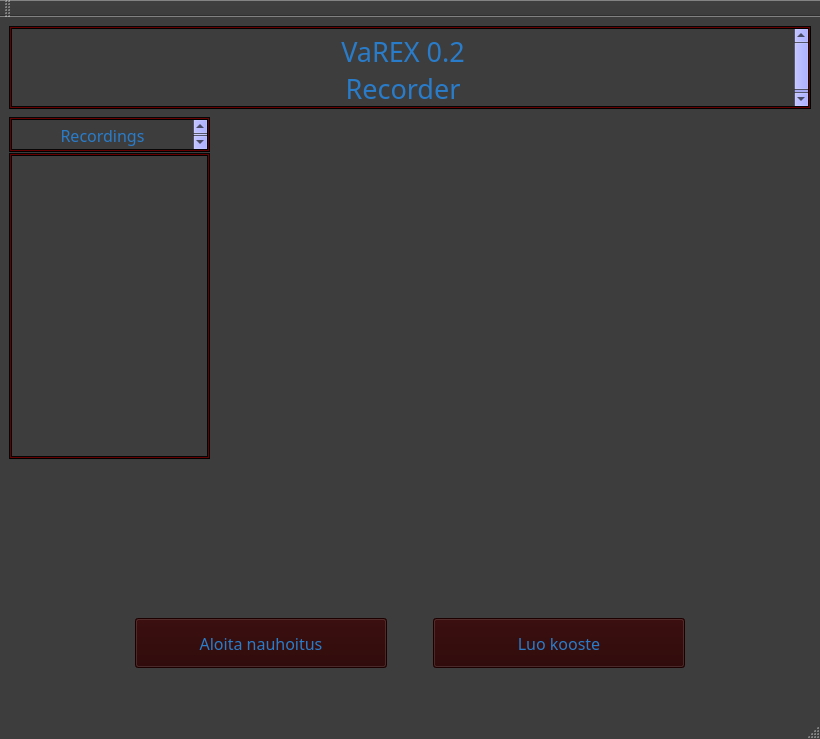
Above: VaREX_APP/VaREX/mainwindow.ui from Vallehtelia/VaREX before the change. Below: the same form after it.
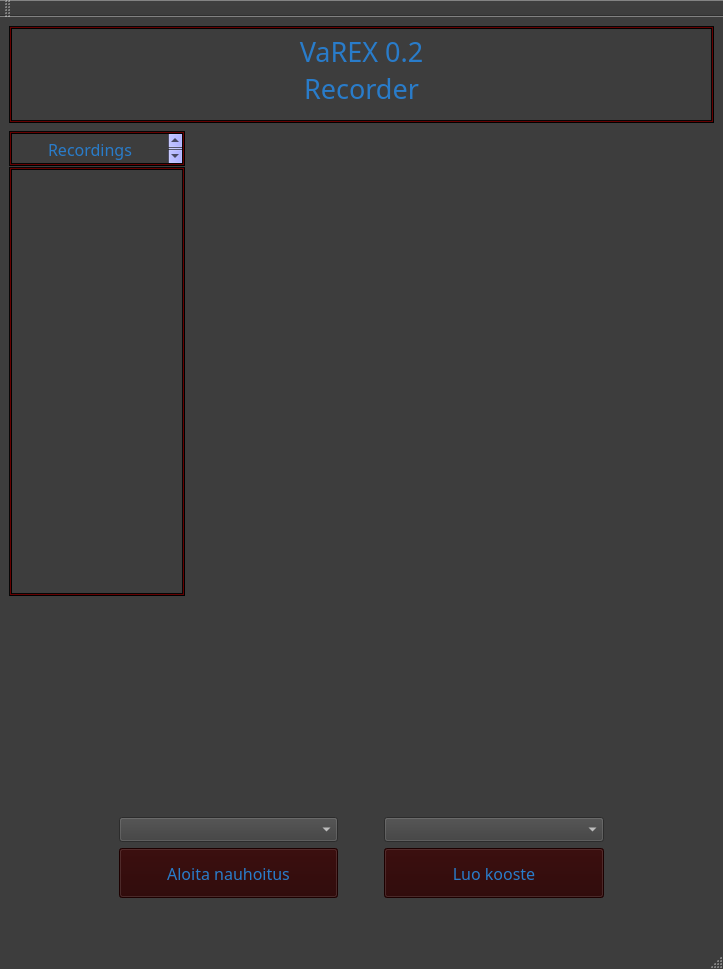
That is the form after the change. Icons and pictures are not drawn.

Commit message: Added boxes to select input and output devices to record

```diff
--- a/VaREX_APP/VaREX/mainwindow.ui
+++ b/VaREX_APP/VaREX/mainwindow.ui
@@ -9,8 +9,8 @@
    <rect>
     <x>0</x>
     <y>0</y>
-    <width>820</width>
-    <height>739</height>
+    <width>723</width>
+    <height>969</height>
    </rect>
   </property>
   <property name="sizePolicy">
@@ -353,7 +353,9 @@
    <double>1.000000000000000</double>
   </property>
   <widget class="QWidget" name="centralwidget">
-   <layout class="QVBoxLayout" name="verticalLayout_10" stretch="1,6,1,0">
+   <layout class="QVBoxLayout" name="verticalLayout_2">
+    <item>
+     <layout class="QVBoxLayout" name="verticalLayout" stretch="1,7,1,2,0">
     <item>
      <widget class="QTextEdit" name="textEdit">
       <property name="enabled">
@@ -885,6 +887,687 @@
       </item>
      </layout>
     </item>
+      <item>
+       <layout class="QHBoxLayout" name="horizontalLayout_3" stretch="1,2,0,2,1">
+        <item>
+         <spacer name="horizontalSpacer_5">
+          <property name="orientation">
+           <enum>Qt::Orientation::Horizontal</enum>
+          </property>
+          <property name="sizeHint" stdset="0">
+           <size>
+            <width>40</width>
+            <height>20</height>
+           </size>
+          </property>
+         </spacer>
+        </item>
+        <item>
+         <widget class="QComboBox" name="inputDeviceComboBox">
+          <property name="minimumSize">
+           <size>
+            <width>165</width>
+            <height>0</height>
+           </size>
+          </property>
+          <property name="maximumSize">
+           <size>
+            <width>400</width>
+            <height>16777215</height>
+           </size>
+          </property>
+          <property name="palette">
+           <palette>
+            <active>
+             <colorrole role="WindowText">
+              <brush brushstyle="SolidPattern">
+               <color alpha="255">
+                <red>61</red>
+                <green>61</green>
+                <blue>61</blue>
+               </color>
+              </brush>
+             </colorrole>
+             <colorrole role="Button">
+              <brush brushstyle="SolidPattern">
+               <color alpha="255">
+                <red>61</red>
+                <green>61</green>
+                <blue>61</blue>
+               </color>
+              </brush>
+             </colorrole>
+             <colorrole role="Dark">
+              <brush brushstyle="SolidPattern">
+               <color alpha="255">
+                <red>6</red>
+                <green>6</green>
+                <blue>6</blue>
+               </color>
+              </brush>
+             </colorrole>
+             <colorrole role="Mid">
+              <brush brushstyle="SolidPattern">
+               <color alpha="255">
+                <red>102</red>
+                <green>0</green>
+                <blue>0</blue>
+               </color>
+              </brush>
+             </colorrole>
+             <colorrole role="Text">
+              <brush brushstyle="SolidPattern">
+               <color alpha="255">
+                <red>255</red>
+                <green>255</green>
+                <blue>255</blue>
+               </color>
+              </brush>
+             </colorrole>
+             <colorrole role="ButtonText">
+              <brush brushstyle="SolidPattern">
+               <color alpha="255">
+                <red>255</red>
+                <green>255</green>
+                <blue>255</blue>
+               </color>
+              </brush>
+             </colorrole>
+             <colorrole role="Base">
+              <brush brushstyle="SolidPattern">
+               <color alpha="255">
+                <red>61</red>
+                <green>61</green>
+                <blue>61</blue>
+               </color>
+              </brush>
+             </colorrole>
+             <colorrole role="Window">
+              <brush brushstyle="SolidPattern">
+               <color alpha="255">
+                <red>61</red>
+                <green>61</green>
+                <blue>61</blue>
+               </color>
+              </brush>
+             </colorrole>
+             <colorrole role="Shadow">
+              <brush brushstyle="SolidPattern">
+               <color alpha="255">
+                <red>52</red>
+                <green>52</green>
+                <blue>52</blue>
+               </color>
+              </brush>
+             </colorrole>
+             <colorrole role="PlaceholderText">
+              <brush brushstyle="SolidPattern">
+               <color alpha="128">
+                <red>255</red>
+                <green>255</green>
+                <blue>255</blue>
+               </color>
+              </brush>
+             </colorrole>
+            </active>
+            <inactive>
+             <colorrole role="WindowText">
+              <brush brushstyle="SolidPattern">
+               <color alpha="255">
+                <red>61</red>
+                <green>61</green>
+                <blue>61</blue>
+               </color>
+              </brush>
+             </colorrole>
+             <colorrole role="Button">
+              <brush brushstyle="SolidPattern">
+               <color alpha="255">
+                <red>61</red>
+                <green>61</green>
+                <blue>61</blue>
+               </color>
+              </brush>
+             </colorrole>
+             <colorrole role="Dark">
+              <brush brushstyle="SolidPattern">
+               <color alpha="255">
+                <red>6</red>
+                <green>6</green>
+                <blue>6</blue>
+               </color>
+              </brush>
+             </colorrole>
+             <colorrole role="Mid">
+              <brush brushstyle="SolidPattern">
+               <color alpha="255">
+                <red>102</red>
+                <green>0</green>
+                <blue>0</blue>
+               </color>
+              </brush>
+             </colorrole>
+             <colorrole role="Text">
+              <brush brushstyle="SolidPattern">
+               <color alpha="255">
+                <red>255</red>
+                <green>255</green>
+                <blue>255</blue>
+               </color>
+              </brush>
+             </colorrole>
+             <colorrole role="ButtonText">
+              <brush brushstyle="SolidPattern">
+               <color alpha="255">
+                <red>255</red>
+                <green>255</green>
+                <blue>255</blue>
+               </color>
+              </brush>
+             </colorrole>
+             <colorrole role="Base">
+              <brush brushstyle="SolidPattern">
+               <color alpha="255">
+                <red>61</red>
+                <green>61</green>
+                <blue>61</blue>
+               </color>
+              </brush>
+             </colorrole>
+             <colorrole role="Window">
+              <brush brushstyle="SolidPattern">
+               <color alpha="255">
+                <red>61</red>
+                <green>61</green>
+                <blue>61</blue>
+               </color>
+              </brush>
+             </colorrole>
+             <colorrole role="Shadow">
+              <brush brushstyle="SolidPattern">
+               <color alpha="255">
+                <red>52</red>
+                <green>52</green>
+                <blue>52</blue>
+               </color>
+              </brush>
+             </colorrole>
+             <colorrole role="PlaceholderText">
+              <brush brushstyle="SolidPattern">
+               <color alpha="128">
+                <red>255</red>
+                <green>255</green>
+                <blue>255</blue>
+               </color>
+              </brush>
+             </colorrole>
+            </inactive>
+            <disabled>
+             <colorrole role="WindowText">
+              <brush brushstyle="SolidPattern">
+               <color alpha="255">
+                <red>6</red>
+                <green>6</green>
+                <blue>6</blue>
+               </color>
+              </brush>
+             </colorrole>
+             <colorrole role="Button">
+              <brush brushstyle="SolidPattern">
+               <color alpha="255">
+                <red>61</red>
+                <green>61</green>
+                <blue>61</blue>
+               </color>
+              </brush>
+             </colorrole>
+             <colorrole role="Dark">
+              <brush brushstyle="SolidPattern">
+               <color alpha="255">
+                <red>6</red>
+                <green>6</green>
+                <blue>6</blue>
+               </color>
+              </brush>
+             </colorrole>
+             <colorrole role="Mid">
+              <brush brushstyle="SolidPattern">
+               <color alpha="255">
+                <red>102</red>
+                <green>0</green>
+                <blue>0</blue>
+               </color>
+              </brush>
+             </colorrole>
+             <colorrole role="Text">
+              <brush brushstyle="SolidPattern">
+               <color alpha="255">
+                <red>6</red>
+                <green>6</green>
+                <blue>6</blue>
+               </color>
+              </brush>
+             </colorrole>
+             <colorrole role="ButtonText">
+              <brush brushstyle="SolidPattern">
+               <color alpha="255">
+                <red>6</red>
+                <green>6</green>
+                <blue>6</blue>
+               </color>
+              </brush>
+             </colorrole>
+             <colorrole role="Base">
+              <brush brushstyle="SolidPattern">
+               <color alpha="255">
+                <red>61</red>
+                <green>61</green>
+                <blue>61</blue>
+               </color>
+              </brush>
+             </colorrole>
+             <colorrole role="Window">
+              <brush brushstyle="SolidPattern">
+               <color alpha="255">
+                <red>61</red>
+                <green>61</green>
+                <blue>61</blue>
+               </color>
+              </brush>
+             </colorrole>
+             <colorrole role="Shadow">
+              <brush brushstyle="SolidPattern">
+               <color alpha="255">
+                <red>52</red>
+                <green>52</green>
+                <blue>52</blue>
+               </color>
+              </brush>
+             </colorrole>
+             <colorrole role="PlaceholderText">
+              <brush brushstyle="SolidPattern">
+               <color alpha="128">
+                <red>255</red>
+                <green>255</green>
+                <blue>255</blue>
+               </color>
+              </brush>
+             </colorrole>
+            </disabled>
+           </palette>
+          </property>
+          <property name="styleSheet">
+           <string notr="true">QComboBox {
+    background-color: #3d3d3d;
+    color: white; /* tekstin väri, jos haluat */
+}
+
+/* Alasvetolista (Popup) */
+QComboBox QAbstractItemView {
+    background-color: #3d3d3d;
+    color: white;
+    selection-background-color: #5e5e5e; /* korostusväri klikatulle */
+}
+
+/* Vuorottelu jokatoiselle riville: */
+QComboBox QAbstractItemView::item {
+    background-color: #3d3d3d;
+}
+
+/* Jokatoiselle riville vähän eriväri: */
+QComboBox QAbstractItemView::item:alternate {
+    background-color: #5e5e5e;
+}</string>
+          </property>
+         </widget>
+        </item>
+        <item>
+         <spacer name="horizontalSpacer_7">
+          <property name="orientation">
+           <enum>Qt::Orientation::Horizontal</enum>
+          </property>
+          <property name="sizeHint" stdset="0">
+           <size>
+            <width>40</width>
+            <height>20</height>
+           </size>
+          </property>
+         </spacer>
+        </item>
+        <item>
+         <widget class="QComboBox" name="outputDeviceComboBox">
+          <property name="minimumSize">
+           <size>
+            <width>165</width>
+            <height>0</height>
+           </size>
+          </property>
+          <property name="maximumSize">
+           <size>
+            <width>400</width>
+            <height>16777215</height>
+           </size>
+          </property>
+          <property name="palette">
+           <palette>
+            <active>
+             <colorrole role="WindowText">
+              <brush brushstyle="SolidPattern">
+               <color alpha="255">
+                <red>61</red>
+                <green>61</green>
+                <blue>61</blue>
+               </color>
+              </brush>
+             </colorrole>
+             <colorrole role="Button">
+              <brush brushstyle="SolidPattern">
+               <color alpha="255">
+                <red>61</red>
+                <green>61</green>
+                <blue>61</blue>
+               </color>
+              </brush>
+             </colorrole>
+             <colorrole role="Dark">
+              <brush brushstyle="SolidPattern">
+               <color alpha="255">
+                <red>6</red>
+                <green>6</green>
+                <blue>6</blue>
+               </color>
+              </brush>
+             </colorrole>
+             <colorrole role="Mid">
+              <brush brushstyle="SolidPattern">
+               <color alpha="255">
+                <red>102</red>
+                <green>0</green>
+                <blue>0</blue>
+               </color>
+              </brush>
+             </colorrole>
+             <colorrole role="Text">
+              <brush brushstyle="SolidPattern">
+               <color alpha="255">
+                <red>255</red>
+                <green>255</green>
+                <blue>255</blue>
+               </color>
+              </brush>
+             </colorrole>
+             <colorrole role="ButtonText">
+              <brush brushstyle="SolidPattern">
+               <color alpha="255">
+                <red>255</red>
+                <green>255</green>
+                <blue>255</blue>
+               </color>
+              </brush>
+             </colorrole>
+             <colorrole role="Base">
+              <brush brushstyle="SolidPattern">
+               <color alpha="255">
+                <red>61</red>
+                <green>61</green>
+                <blue>61</blue>
+               </color>
+              </brush>
+             </colorrole>
+             <colorrole role="Window">
+              <brush brushstyle="SolidPattern">
+               <color alpha="255">
+                <red>61</red>
+                <green>61</green>
+                <blue>61</blue>
+               </color>
+              </brush>
+             </colorrole>
+             <colorrole role="Shadow">
+              <brush brushstyle="SolidPattern">
+               <color alpha="255">
+                <red>52</red>
+                <green>52</green>
+                <blue>52</blue>
+               </color>
+              </brush>
+             </colorrole>
+             <colorrole role="PlaceholderText">
+              <brush brushstyle="SolidPattern">
+               <color alpha="128">
+                <red>255</red>
+                <green>255</green>
+                <blue>255</blue>
+               </color>
+              </brush>
+             </colorrole>
+            </active>
+            <inactive>
+             <colorrole role="WindowText">
+              <brush brushstyle="SolidPattern">
+               <color alpha="255">
+                <red>61</red>
+                <green>61</green>
+                <blue>61</blue>
+               </color>
+              </brush>
+             </colorrole>
+             <colorrole role="Button">
+              <brush brushstyle="SolidPattern">
+               <color alpha="255">
+                <red>61</red>
+                <green>61</green>
+                <blue>61</blue>
+               </color>
+              </brush>
+             </colorrole>
+             <colorrole role="Dark">
+              <brush brushstyle="SolidPattern">
+               <color alpha="255">
+                <red>6</red>
+                <green>6</green>
+                <blue>6</blue>
+               </color>
+              </brush>
+             </colorrole>
+             <colorrole role="Mid">
+              <brush brushstyle="SolidPattern">
+               <color alpha="255">
+                <red>102</red>
+                <green>0</green>
+                <blue>0</blue>
+               </color>
+              </brush>
+             </colorrole>
+             <colorrole role="Text">
+              <brush brushstyle="SolidPattern">
+               <color alpha="255">
+                <red>255</red>
+                <green>255</green>
+                <blue>255</blue>
+               </color>
+              </brush>
+             </colorrole>
+             <colorrole role="ButtonText">
+              <brush brushstyle="SolidPattern">
+               <color alpha="255">
+                <red>255</red>
+                <green>255</green>
+                <blue>255</blue>
+               </color>
+              </brush>
+             </colorrole>
+             <colorrole role="Base">
+              <brush brushstyle="SolidPattern">
+               <color alpha="255">
+                <red>61</red>
+                <green>61</green>
+                <blue>61</blue>
+               </color>
+              </brush>
+             </colorrole>
+             <colorrole role="Window">
+              <brush brushstyle="SolidPattern">
+               <color alpha="255">
+                <red>61</red>
+                <green>61</green>
+                <blue>61</blue>
+               </color>
+              </brush>
+             </colorrole>
+             <colorrole role="Shadow">
+              <brush brushstyle="SolidPattern">
+               <color alpha="255">
+                <red>52</red>
+                <green>52</green>
+                <blue>52</blue>
+               </color>
+              </brush>
+             </colorrole>
+             <colorrole role="PlaceholderText">
+              <brush brushstyle="SolidPattern">
+               <color alpha="128">
+                <red>255</red>
+                <green>255</green>
+                <blue>255</blue>
+               </color>
+              </brush>
+             </colorrole>
+            </inactive>
+            <disabled>
+             <colorrole role="WindowText">
+              <brush brushstyle="SolidPattern">
+               <color alpha="255">
+                <red>6</red>
+                <green>6</green>
+                <blue>6</blue>
+               </color>
+              </brush>
+             </colorrole>
+             <colorrole role="Button">
+              <brush brushstyle="SolidPattern">
+               <color alpha="255">
+                <red>61</red>
+                <green>61</green>
+                <blue>61</blue>
+               </color>
+              </brush>
+             </colorrole>
+             <colorrole role="Dark">
+              <brush brushstyle="SolidPattern">
+               <color alpha="255">
+                <red>6</red>
+                <green>6</green>
+                <blue>6</blue>
+               </color>
+              </brush>
+             </colorrole>
+             <colorrole role="Mid">
+              <brush brushstyle="SolidPattern">
+               <color alpha="255">
+                <red>102</red>
+                <green>0</green>
+                <blue>0</blue>
+               </color>
+              </brush>
+             </colorrole>
+             <colorrole role="Text">
+              <brush brushstyle="SolidPattern">
+               <color alpha="255">
+                <red>6</red>
+                <green>6</green>
+                <blue>6</blue>
+               </color>
+              </brush>
+             </colorrole>
+             <colorrole role="ButtonText">
+              <brush brushstyle="SolidPattern">
+               <color alpha="255">
+                <red>6</red>
+                <green>6</green>
+                <blue>6</blue>
+               </color>
+              </brush>
+             </colorrole>
+             <colorrole role="Base">
+              <brush brushstyle="SolidPattern">
+               <color alpha="255">
+                <red>61</red>
+                <green>61</green>
+                <blue>61</blue>
+               </color>
+              </brush>
+             </colorrole>
+             <colorrole role="Window">
+              <brush brushstyle="SolidPattern">
+               <color alpha="255">
+                <red>61</red>
+                <green>61</green>
+                <blue>61</blue>
+               </color>
+              </brush>
+             </colorrole>
+             <colorrole role="Shadow">
+              <brush brushstyle="SolidPattern">
+               <color alpha="255">
+                <red>52</red>
+                <green>52</green>
+                <blue>52</blue>
+               </color>
+              </brush>
+             </colorrole>
+             <colorrole role="PlaceholderText">
+              <brush brushstyle="SolidPattern">
+               <color alpha="128">
+                <red>255</red>
+                <green>255</green>
+                <blue>255</blue>
+               </color>
+              </brush>
+             </colorrole>
+            </disabled>
+           </palette>
+          </property>
+          <property name="styleSheet">
+           <string notr="true">QComboBox {
+    background-color: #3d3d3d;
+    color: white; /* tekstin väri, jos haluat */
+}
+
+/* Alasvetolista (Popup) */
+QComboBox QAbstractItemView {
+    background-color: #3d3d3d;
+    color: white;
+    selection-background-color: #5e5e5e; /* korostusväri klikatulle */
+}
+
+/* Vuorottelu jokatoiselle riville: */
+QComboBox QAbstractItemView::item {
+    background-color: #3d3d3d;
+}
+
+/* Jokatoiselle riville vähän eriväri: */
+QComboBox QAbstractItemView::item:alternate {
+    background-color: #5e5e5e;
+}</string>
+          </property>
+         </widget>
+        </item>
+        <item>
+         <spacer name="horizontalSpacer_6">
+          <property name="orientation">
+           <enum>Qt::Orientation::Horizontal</enum>
+          </property>
+          <property name="sizeHint" stdset="0">
+           <size>
+            <width>40</width>
+            <height>20</height>
+           </size>
+          </property>
+         </spacer>
+        </item>
+       </layout>
+      </item>
     <item>
      <layout class="QHBoxLayout" name="horizontalLayout_6" stretch="1,2,0,2,1">
       <item>
@@ -1882,6 +2565,8 @@
      </spacer>
     </item>
    </layout>
+    </item>
+   </layout>
   </widget>
   <widget class="QMenuBar" name="menubar">
    <property name="geometry">
```
Left out of the diff: 2 changed lines with no effect on the pictures. Lines whose indentation alone changed are shown as unchanged. The commit also changes 24 other files.
